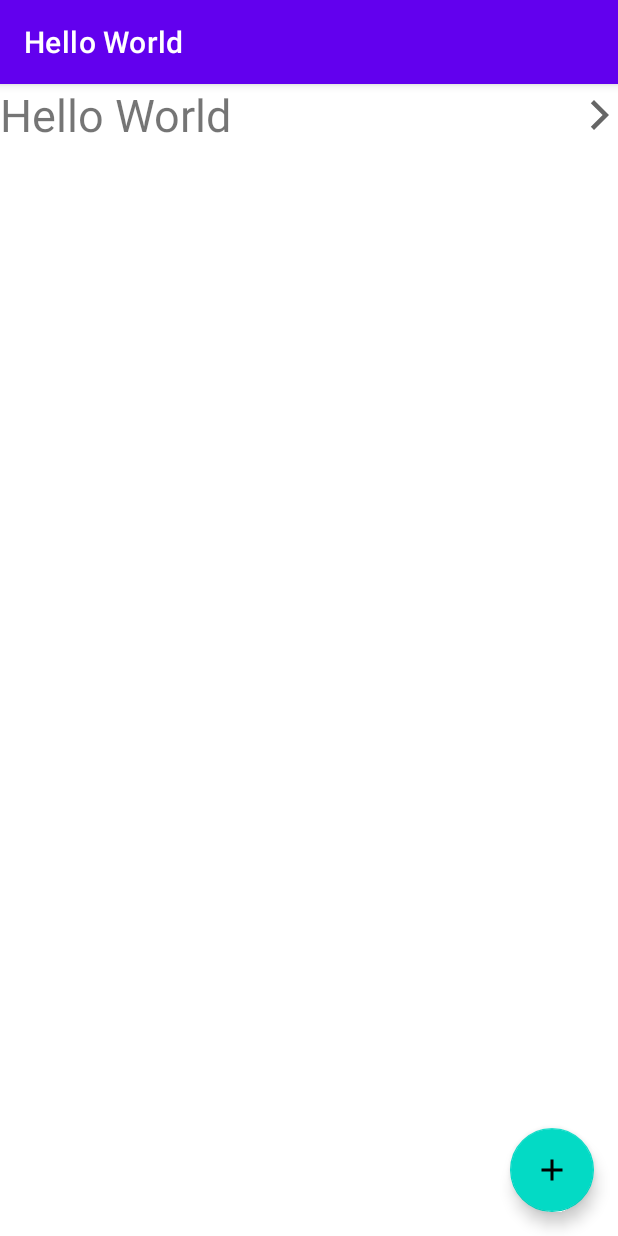
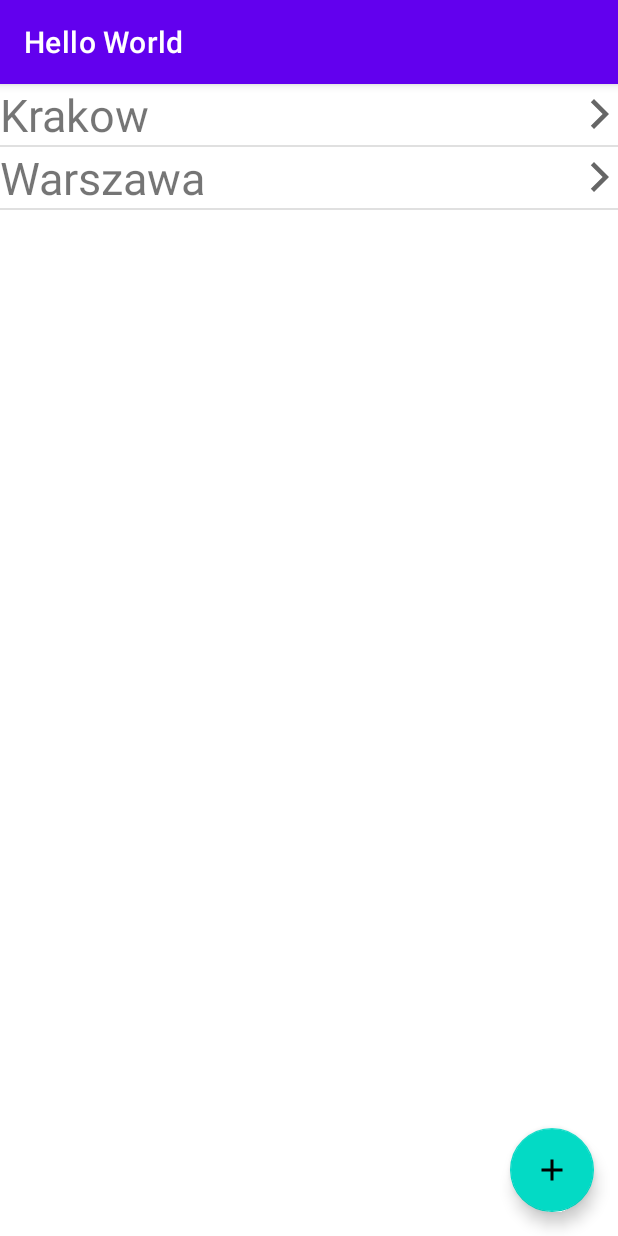
Before and after one commit to MateuszMatyska/androidHelloWorld, an Android app: the screen it shows after launch (MainActivity), on a phone screen of 412 x 824 dp. Run offline under Robolectric (Android 15) with nearby library versions, the phone set to English and light mode, and no system bars.

Commit message:
feat(list): add list view and params in navigation

```diff
--- /dev/null
+++ b/app/src/main/java/com/example/helloworld/City.java
@@ -0,0 +1,21 @@
+package com.example.helloworld;
+
+public class City {
+    private String name;
+
+    public City() {
+        this.name = "";
+    }
+
+    public City(String name) {
+        this.name = name;
+    }
+
+    public String getName() {
+        return name;
+    }
+
+    public void setName(String name) {
+        this.name = name;
+    }
+}
--- /dev/null
+++ b/app/src/main/java/com/example/helloworld/CityAdapter.java
@@ -0,0 +1,45 @@
+package com.example.helloworld;
+
+import android.content.Context;
+import android.os.Bundle;
+import android.view.LayoutInflater;
+import android.view.View;
+import android.view.ViewGroup;
+import android.widget.ArrayAdapter;
+import android.widget.Button;
+import android.widget.ImageButton;
+import android.widget.TextView;
+
+import androidx.navigation.Navigation;
+
+import java.util.ArrayList;
+
+public class CityAdapter extends ArrayAdapter<City> {
+    public CityAdapter(Context context, ArrayList<City> list) {
+        super(context, 0, list);
+    }
+
+    @Override
+    public View getView(int position, View convertView, ViewGroup parent) {
+        City city = getItem(position);
+
+        if (convertView == null) {
+            convertView = LayoutInflater.from(getContext()).inflate(R.layout.list_row_view, parent, false);
+        }
+
+        TextView cityName = convertView.findViewById(R.id.city_name);
+        ImageButton cityBtn = convertView.findViewById(R.id.city_btn);
+
+        cityName.setText(city.getName());
+        cityBtn.setOnClickListener(new View.OnClickListener() {
+            @Override
+            public void onClick(View v) {
+                Bundle bundle = new Bundle();
+                bundle.putString("city", city.getName());
+                Navigation.findNavController(v).navigate(R.id.nav_to_details,bundle);
+            }
+        });
+
+        return convertView;
+    }
+}
--- a/app/src/main/java/com/example/helloworld/Details.java
+++ b/app/src/main/java/com/example/helloworld/Details.java
@@ -7,6 +7,7 @@ import androidx.fragment.app.Fragment;
 import android.view.LayoutInflater;
 import android.view.View;
 import android.view.ViewGroup;
+import android.widget.TextView;
 
 /**
  * A simple {@link Fragment} subclass.
@@ -59,6 +60,9 @@ public class Details extends Fragment {
     public View onCreateView(LayoutInflater inflater, ViewGroup container,
                              Bundle savedInstanceState) {
         // Inflate the layout for this fragment
-        return inflater.inflate(R.layout.fragment_details, container, false);
+        View view = inflater.inflate(R.layout.fragment_details, container, false);
+        TextView text = view.findViewById(R.id.Title);
+        text.setText(getArguments().getString("city"));
+        return view;
     }
 }
--- a/app/src/main/java/com/example/helloworld/MyLocation.java
+++ b/app/src/main/java/com/example/helloworld/MyLocation.java
@@ -7,6 +7,10 @@ import androidx.fragment.app.Fragment;
 import android.view.LayoutInflater;
 import android.view.View;
 import android.view.ViewGroup;
+import android.widget.ArrayAdapter;
+import android.widget.ListView;
+
+import java.util.ArrayList;
 
 /**
  * A simple {@link Fragment} subclass.
@@ -33,8 +37,19 @@ public class MyLocation extends Fragment {
     public View onCreateView(LayoutInflater inflater, ViewGroup container,
                              Bundle savedInstanceState) {
         View view = inflater.inflate(R.layout.fragment_my_location, container, false);
+        fillCityList(view);
         return view;
     }
 
+    private void fillCityList(View view) {
+        ListView list = view.findViewById(R.id.CityList);
 
+        ArrayList<City> cities = new ArrayList<City>();
+        cities.add(new City("Krakow"));
+        cities.add(new City("Warszawa"));
+
+        CityAdapter adapter = new CityAdapter(view.getContext(), cities);
+
+        list.setAdapter(adapter);
+    }
 }
--- a/app/src/main/res/layout/fragment_details.xml
+++ b/app/src/main/res/layout/fragment_details.xml
@@ -7,6 +7,7 @@
 
     <!-- TODO: Update blank fragment layout -->
     <TextView
+        android:id="@+id/Title"
         android:layout_width="match_parent"
         android:layout_height="match_parent"
         android:text="@string/hello_blank_fragment" />
--- a/app/src/main/res/layout/fragment_my_location.xml
+++ b/app/src/main/res/layout/fragment_my_location.xml
@@ -5,42 +5,12 @@
     android:layout_height="match_parent"
     tools:context=".MyLocation">
 
-    <LinearLayout
+    <ListView
         android:layout_width="match_parent"
         android:layout_height="match_parent"
-        android:orientation="vertical"
-        android:gravity="center">
-
-        <TableLayout
-            android:id="@+id/table"
-            android:layout_width="match_parent"
-            android:layout_height="match_parent"
-            android:stretchColumns="0">
-
-            <TableRow
-                android:layout_width="wrap_content"
-                android:layout_height="wrap_content">
-
-                <TextView
-                    android:id="@+id/title"
-                    android:layout_width="wrap_content"
-                    android:layout_height="wrap_content"
-                    android:text="@string/app_name"
-                    android:textSize="30dp"
-                    android:gravity="left"/>
-
-                <ImageButton
-                    android:layout_width="match_parent"
-                    android:layout_height="match_parent"
-                    android:id="@+id/addBtn"
-                    android:src="@drawable/ic_baseline_arrow_forward_ios_24"
-                    android:background="@color/white"/>
-
-            </TableRow>
-
-        </TableLayout>
-
-    </LinearLayout>
+        android:layout_alignParentTop="true"
+        android:layout_alignParentStart="true"
+        android:id="@+id/CityList"/>
 
     <com.google.android.material.floatingactionbutton.FloatingActionButton
         android:id="@+id/fabBtn"
--- /dev/null
+++ b/app/src/main/res/layout/list_row_view.xml
@@ -0,0 +1,24 @@
+<?xml version="1.0" encoding="utf-8"?>
+<LinearLayout
+    xmlns:android="http://schemas.android.com/apk/res/android"
+    android:layout_width="match_parent"
+    android:layout_height="match_parent"
+    android:orientation="horizontal" >
+
+    <TextView
+        android:id="@+id/city_name"
+        android:layout_width="wrap_content"
+        android:layout_height="wrap_content"
+        android:textSize="30dp"
+        android:layout_weight="1" />
+
+    <ImageButton
+        android:id="@+id/city_btn"
+        android:layout_width="wrap_content"
+        android:layout_height="wrap_content"
+        android:ems="15"
+        android:src="@drawable/ic_baseline_arrow_forward_ios_24"
+        android:background="@color/white"
+        android:layout_gravity="center"/>
+
+</LinearLayout>
```
